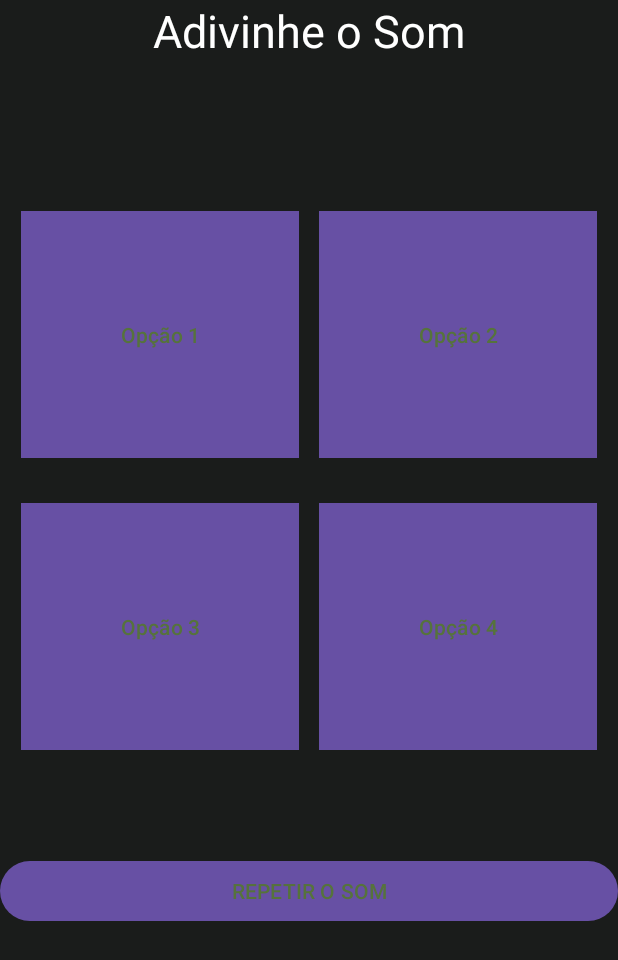
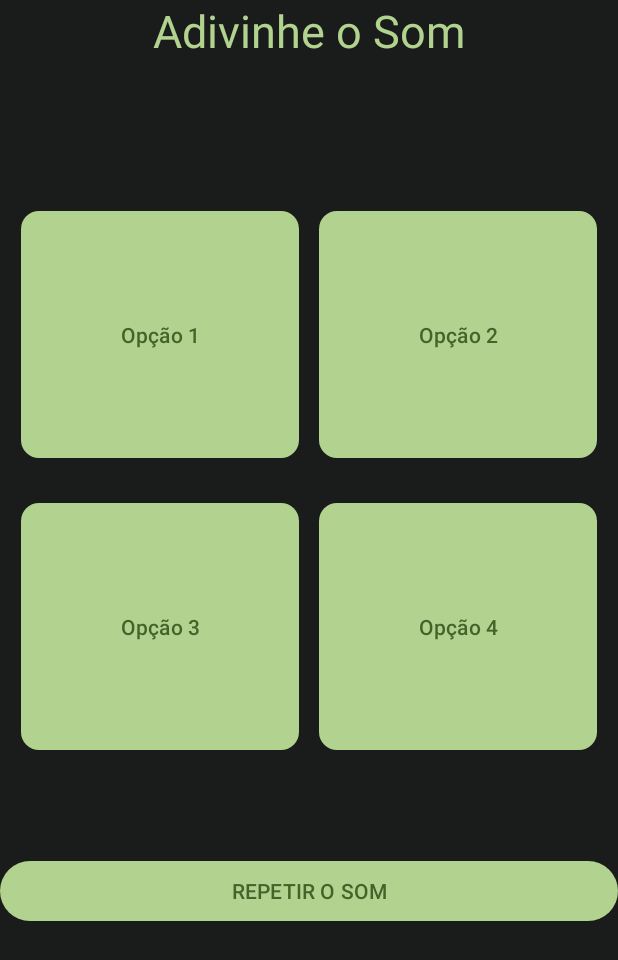
Before and after one commit to Thiago279/TCC-MundoSonoro, an Android app: the fragment Jogo1Play shown on its own in the app's theme, on a phone screen of 412 x 824 dp. Shown: the top 960 px of the screen. Run offline under Robolectric (Android 15) with nearby library versions, the phone set to English and light mode, and no system bars.

Commit message:
bordas arredondadas

```diff
--- a/app/src/main/res/layout/fragment__jogo1.xml
+++ b/app/src/main/res/layout/fragment__jogo1.xml
@@ -19,7 +19,7 @@
             android:layout_height="wrap_content"
             android:text="Adivinhe o Som"
             android:textAlignment="center"
-            android:textColor="@color/white"
+            android:textColor="@color/verde_claro"
             android:textSize="30sp"
             app:layout_constraintEnd_toEndOf="parent"
             app:layout_constraintStart_toStartOf="parent"
@@ -31,7 +31,7 @@
             android:layout_height="wrap_content"
             android:layout_marginTop="30dp"
             android:text="@string/desc_jg1"
-            android:textColor="@color/white"
+            android:textColor="@color/verde_claro"
             app:layout_constraintEnd_toEndOf="parent"
             app:layout_constraintStart_toStartOf="parent"
             app:layout_constraintTop_toBottomOf="@id/titulo_jg1" />
--- a/app/src/main/res/layout/fragment_jogo1_play.xml
+++ b/app/src/main/res/layout/fragment_jogo1_play.xml
@@ -17,7 +17,7 @@
             android:layout_height="wrap_content"
             android:text="Adivinhe o Som"
             android:textAlignment="center"
-            android:textColor="@color/white"
+            android:textColor="@color/verde_claro"
             android:textSize="30sp"
             app:layout_constraintEnd_toEndOf="parent"
             app:layout_constraintStart_toStartOf="parent"
@@ -29,7 +29,7 @@
             android:layout_width="0dp"
             android:layout_height="0dp"
             android:layout_marginTop="100dp"
-            android:background="@color/white"
+            android:background="@drawable/custom_button"
             android:text="Opção 1"
             android:textColor="@color/verde_escuro"
             app:layout_constraintEnd_toStartOf="@id/opcao2"
@@ -44,7 +44,7 @@
             android:layout_width="0dp"
             android:layout_height="0dp"
             android:layout_marginTop="100dp"
-            android:background="@color/white"
+            android:background="@drawable/custom_button"
             android:text="Opção 2"
             android:textColor="@color/verde_escuro"
             app:layout_constraintEnd_toEndOf="parent"
@@ -59,7 +59,7 @@
             android:layout_width="0dp"
             android:layout_height="0dp"
             android:layout_marginTop="30dp"
-            android:background="@color/white"
+            android:background="@drawable/custom_button"
             android:text="Opção 3"
             android:textColor="@color/verde_escuro"
             app:layout_constraintEnd_toStartOf="@id/opcao4"
@@ -74,7 +74,7 @@
             android:layout_width="0dp"
             android:layout_height="0dp"
             android:layout_marginTop="30dp"
-            android:background="@color/white"
+            android:background="@drawable/custom_button"
             android:text="Opção 4"
             android:textColor="@color/verde_escuro"
             app:layout_constraintEnd_toEndOf="parent"
--- a/app/src/main/res/layout/fragment_jogos.xml
+++ b/app/src/main/res/layout/fragment_jogos.xml
@@ -18,7 +18,7 @@
             android:layout_height="wrap_content"
             android:text="Selecione um Jogo"
             android:textAlignment="center"
-            android:textColor="@color/white"
+            android:textColor="@color/verde_claro"
             android:textSize="30sp"
             app:layout_constraintEnd_toEndOf="parent"
             app:layout_constraintStart_toStartOf="parent"
--- a/app/src/main/res/values/colors.xml
+++ b/app/src/main/res/values/colors.xml
@@ -4,7 +4,7 @@
     <color name="white">#FFFFFFFF</color>
     <color name="azul_claro">#337AA6</color>
     <color name="azul_escuro">#3474A6</color>
-    <color name="verde_escuro">#56733B</color>
+    <color name="verde_escuro">#44632A</color>
     <color name="verde_claro">#B1D38F</color>
     <color name="verde_cinzento">#1A1C1B</color>
 
--- a/app/src/main/res/values/themes.xml
+++ b/app/src/main/res/values/themes.xml
@@ -3,6 +3,7 @@
     <style name="Base.Theme.MundoSonoro" parent="Theme.Material3.DayNight.NoActionBar">
         <!-- Customize your light theme here. -->
         <!-- <item name="colorPrimary">@color/my_light_primary</item> -->
+        <item name="colorPrimary">@color/verde_claro</item>
     </style>
 
     <style name="Theme.MundoSonoro" parent="Base.Theme.MundoSonoro" />
```
